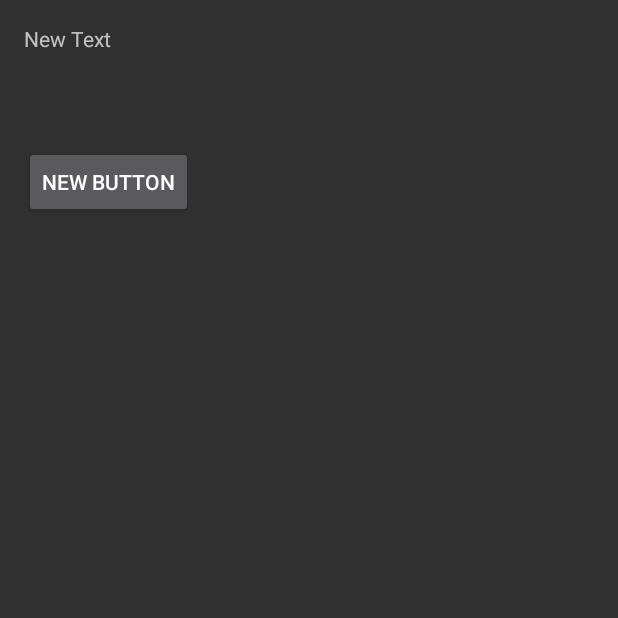
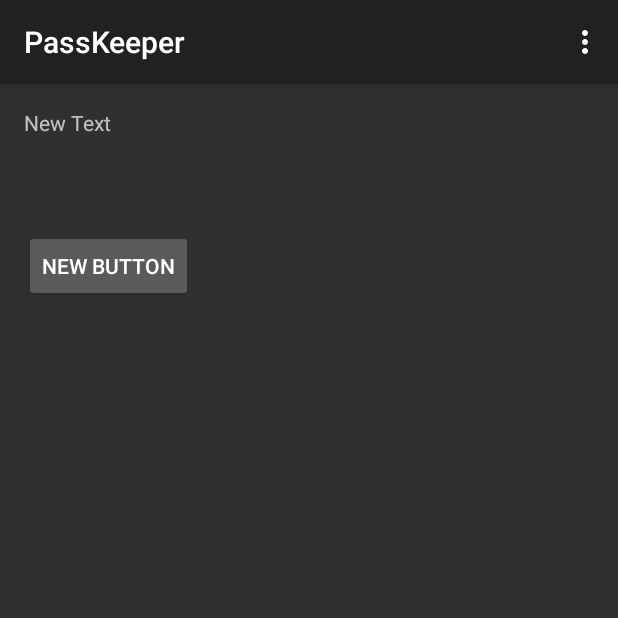
Before and after one commit to dennis95stumm/PassKeeper, an Android app: the screen it shows after launch (PassKeeperActivity), on a phone screen of 412 x 824 dp, the top half of it. Run offline under Robolectric (Android 15) with nearby library versions, the phone set to English and light mode, and no system bars.

Commit message:
Use material dark

```diff
--- a/app/src/main/res/layout/pass_keeper_layout.xml
+++ b/app/src/main/res/layout/pass_keeper_layout.xml
@@ -4,8 +4,7 @@
     android:paddingRight="@dimen/activity_horizontal_margin"
     android:paddingTop="@dimen/activity_vertical_margin"
     android:paddingBottom="@dimen/activity_vertical_margin"
-    tools:context=".PassKeeperActivity"
-    style="@style/Theme.AppCompat">
+    tools:context=".PassKeeperActivity">
 
     <Button
         android:layout_width="wrap_content"
--- a/app/src/main/res/values/styles.xml
+++ b/app/src/main/res/values/styles.xml
@@ -1,5 +1,5 @@
 <resources>
 
-    <style name="MyMaterial" parent="Theme.AppCompat"></style>
+    <style name="MyMaterial" parent="android:Theme.Material"></style>
 
 </resources>
```
